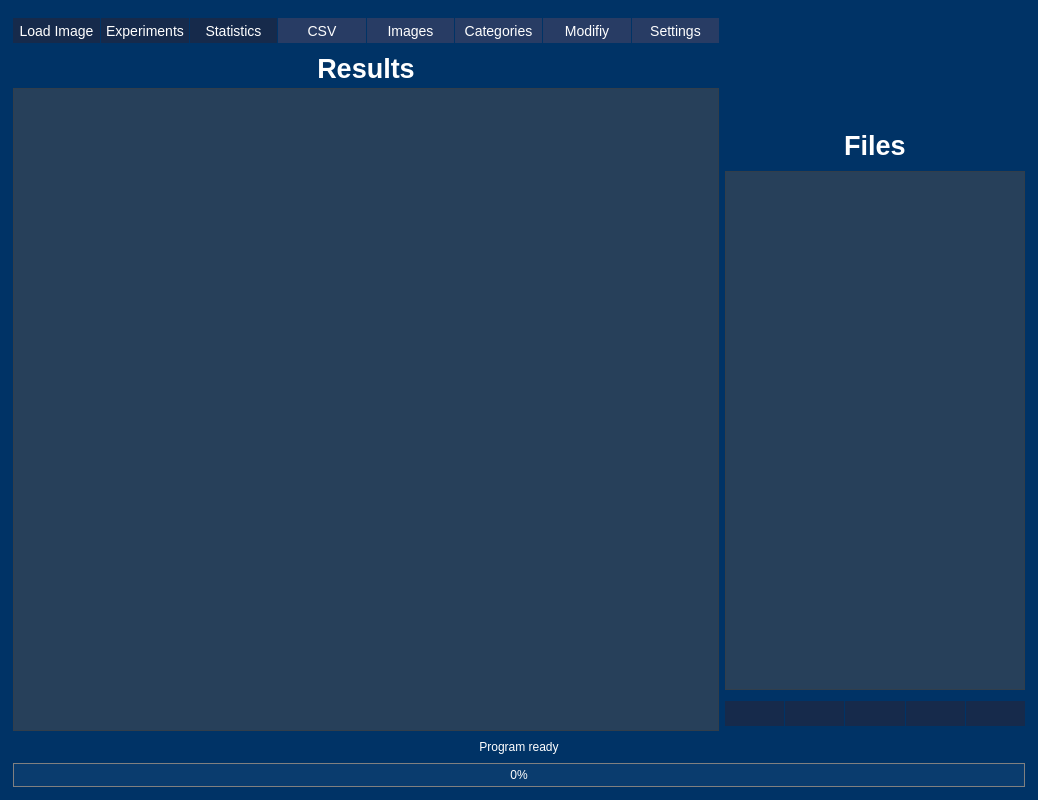
Qt form gui/definitions/nucdetect.ui (SilMon/NucDetect) before a commit.
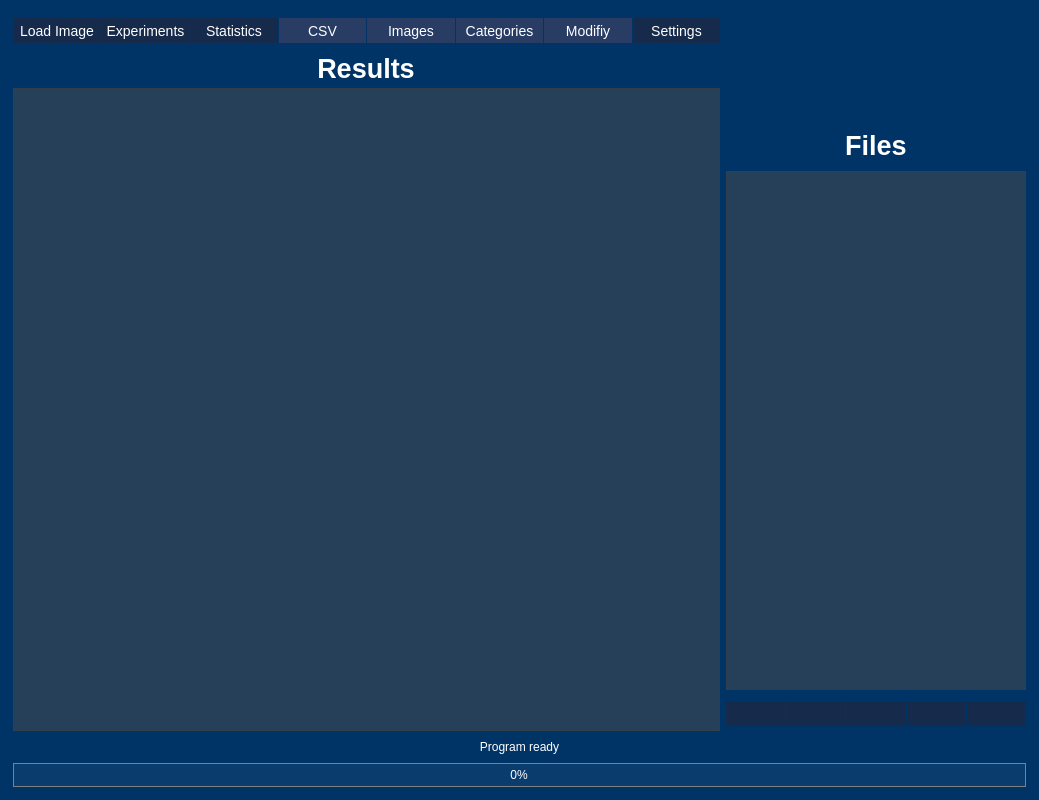
The same form after that commit. Icons and pictures are not drawn.

What changed in the file:
```diff
--- a/gui/definitions/nucdetect.ui
+++ b/gui/definitions/nucdetect.ui
@@ -6,7 +6,7 @@
    <rect>
     <x>0</x>
     <y>0</y>
-    <width>1038</width>
+    <width>1039</width>
     <height>800</height>
    </rect>
   </property>
@@ -220,7 +220,7 @@
           <item>
            <widget class="QPushButton" name="btn_settings">
             <property name="enabled">
-             <bool>false</bool>
+             <bool>true</bool>
             </property>
             <property name="maximumSize">
              <size>
```
